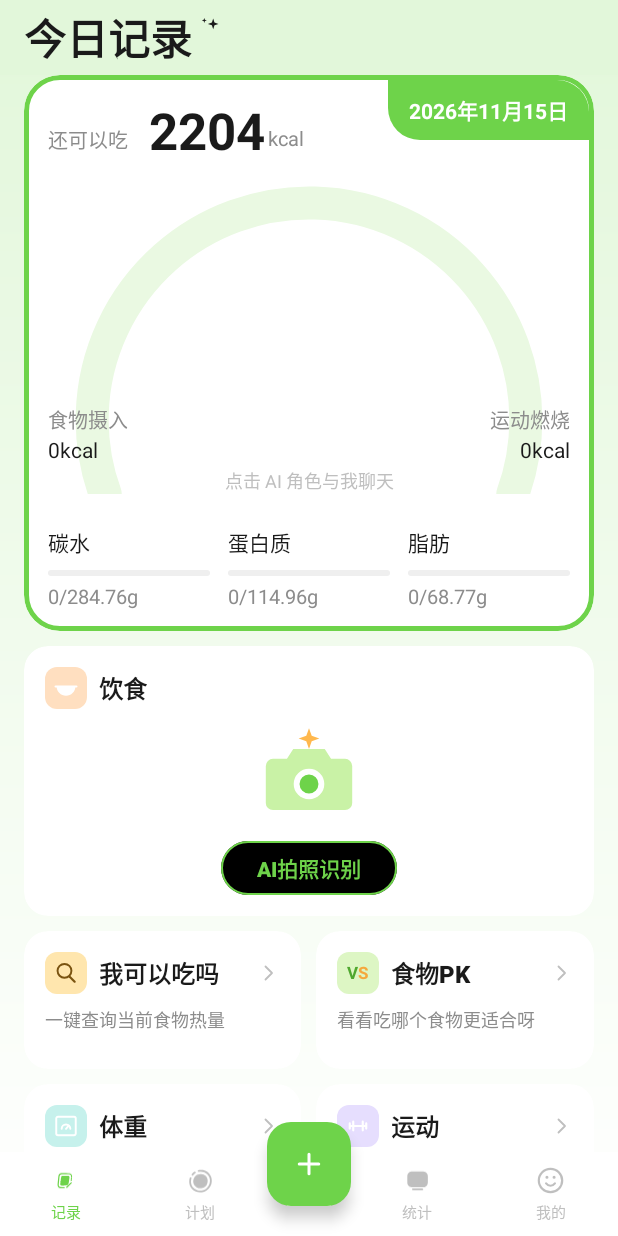
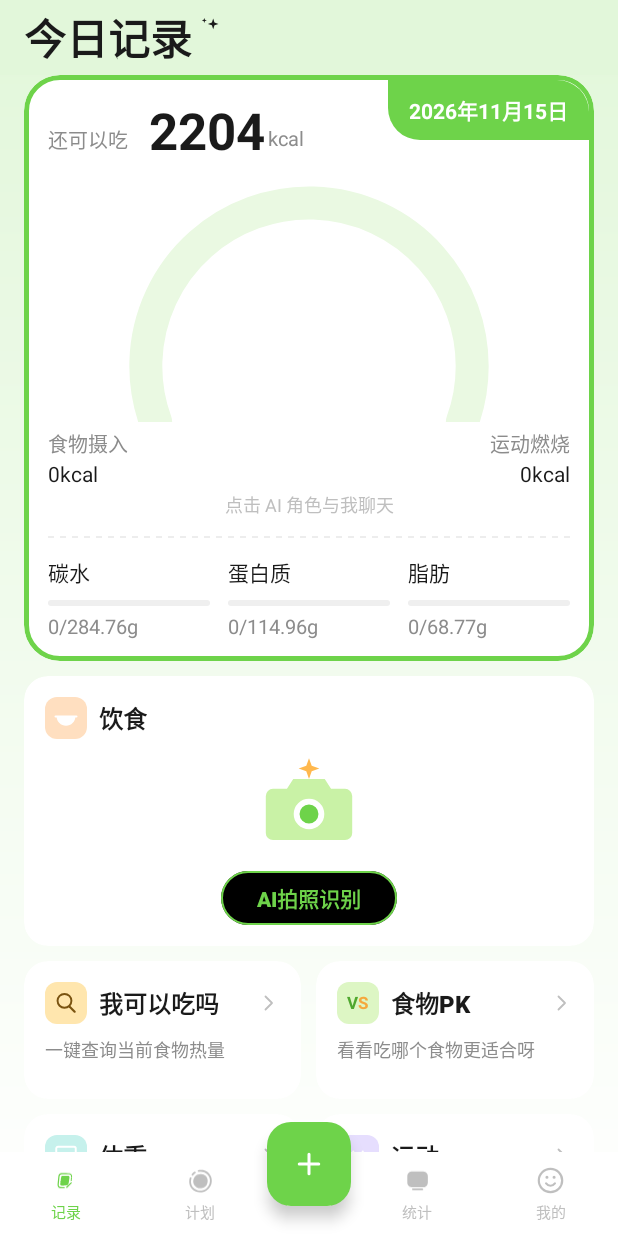
Before and after one commit to MengFuFu/CalorieApp, an Android app: the screen it shows after launch (MainActivity), on a phone screen of 412 x 824 dp. Run offline under Robolectric (Android 15) with nearby library versions, the phone set to English and light mode, and no system bars; our stand-ins replace Dagger/Hilt's generated code.

Commit message:
separate arc gauge from labels, replace dashed divider with custom view

```diff
--- /dev/null
+++ b/app/src/main/java/com/mh/calorie/ui/widget/DashedDividerView.kt
@@ -0,0 +1,50 @@
+package com.mh.calorie.ui.widget
+
+import android.content.Context
+import android.graphics.Canvas
+import android.graphics.Paint
+import android.util.AttributeSet
+import android.view.View
+import androidx.core.content.ContextCompat
+import com.mh.calorie.R
+
+/**
+ * 虚线分隔线。
+ *
+ * 为什么不用 <shape android:shape="line">：
+ *   1. line 形状沿 drawable 边界中线绘制，layout_height=1dp 时只剩半个像素，极易看不见；
+ *   2. dashWidth/dashGap 依赖 DashPathEffect，在某些硬件加速路径下会被忽略，画出实线或干脆不画。
+ * 这里直接按 dash/gap 循环画小矩形，不依赖 PathEffect，也不需要 layerType="software"。
+ *
+ * 线粗 = 控件高度（布局里给 1dp，那就是 1dp 的细线）。
+ */
+class DashedDividerView @JvmOverloads constructor(
+    context: Context,
+    attrs: AttributeSet? = null,
+    defStyleAttr: Int = 0
+) : View(context, attrs, defStyleAttr) {
+
+    private val density = resources.displayMetrics.density
+
+    private val paint = Paint(Paint.ANTI_ALIAS_FLAG).apply {
+        color = ContextCompat.getColor(context, R.color.divider)
+    }
+
+    private val dashWidth = 4f * density
+    private val dashGap = 4f * density
+
+    override fun onDraw(canvas: Canvas) {
+        super.onDraw(canvas)
+
+        // 线粗跟随控件高度，太高太矮都自动适配
+        val halfHeight = height / 2f
+        val centerY = height / 2f
+
+        var x = 0f
+        while (x < width) {
+            val end = (x + dashWidth).coerceAtMost(width.toFloat())
+            canvas.drawRect(x, centerY - halfHeight, end, centerY + halfHeight, paint)
+            x += dashWidth + dashGap
+        }
+    }
+}
--- a/app/src/main/res/drawable/divider_dashed.xml
+++ /dev/null
@@ -1,13 +0,0 @@
-<?xml version="1.0" encoding="utf-8"?>
-<!--
-  虚线分隔。注意：shape=line + dashWidth 在硬件加速下经常画不出来，
-  使用处必须加 android:layerType="software"（下面 fragment_home.xml 里已经加了）。
--->
-<shape xmlns:android="http://schemas.android.com/apk/res/android"
-    android:shape="line">
-    <stroke
-        android:width="1dp"
-        android:color="@color/divider"
-        android:dashGap="4dp"
-        android:dashWidth="4dp" />
-</shape>
--- a/app/src/main/res/layout/fragment_home.xml
+++ b/app/src/main/res/layout/fragment_home.xml
@@ -92,7 +92,8 @@
                                 android:textColor="@color/text_secondary" />
                         </LinearLayout>
 
-                        <!--  弧形仪表 + 两侧消耗 + 聊天提示 -->
+                        <!--  弧形仪表 - -->
+                        <!-- 只放弧和吉祥物占位；文字拆到下面单独一行，弧的两端就悬在文字上方 -->
                         <FrameLayout
                             android:layout_width="match_parent"
                             android:layout_height="@dimen/home_gauge_height"
@@ -103,23 +104,20 @@
                                 android:layout_width="match_parent"
                                 android:layout_height="match_parent" />
 
-                            <!-- 吉祥物占位：暂不做角色，先把这个位置留出来 -->
+                            <!-- 吉祥物占位：暂不做角色，位置先留着 -->
                             <View
                                 android:id="@+id/mascotPlaceholder"
                                 android:layout_width="@dimen/home_mascot_size"
                                 android:layout_height="@dimen/home_mascot_size"
                                 android:layout_gravity="center_horizontal|top"
-                                android:layout_marginTop="44dp" />
+                                android:layout_marginTop="@dimen/space_8" />
+                        </FrameLayout>
 
+                        <!--  食物摄入 / 运动燃烧  -->
                         <LinearLayout
                             android:layout_width="match_parent"
                             android:layout_height="wrap_content"
-                                android:layout_gravity="bottom"
-                                android:orientation="vertical">
-
-                                <LinearLayout
-                                    android:layout_width="match_parent"
-                                    android:layout_height="wrap_content"
+                            android:layout_marginTop="@dimen/space_4"
                             android:baselineAligned="false"
                             android:orientation="horizontal">
 
@@ -169,6 +167,7 @@
                             </LinearLayout>
                         </LinearLayout>
 
+                        <!-- 点击 AI 角色与我聊天  -->
                         <TextView
                             android:id="@+id/tvAiChatHint"
                             android:layout_width="match_parent"
@@ -178,16 +177,13 @@
                             android:text="@string/home_ai_chat_hint"
                             android:textAppearance="@style/TextAppearance.Momo.Caption"
                             android:textColor="@color/text_tertiary" />
-                            </LinearLayout>
-                        </FrameLayout>
 
                         <!--  虚线  -->
-                        <View
+                        <com.mh.calorie.ui.widget.DashedDividerView
+                            android:id="@+id/dividerMacro"
                             android:layout_width="match_parent"
                             android:layout_height="1dp"
-                            android:layout_marginTop="@dimen/space_8"
-                            android:background="@drawable/divider_dashed"
-                            android:layerType="software" />
+                            android:layout_marginTop="@dimen/space_12" />
 
                         <!--- 宏量三列  -->
                         <LinearLayout
--- a/app/src/main/res/values/dimens.xml
+++ b/app/src/main/res/values/dimens.xml
@@ -50,7 +50,7 @@
     <!-- 固定标题区高度：内容滚动时从这里下面穿过并被它挡住 -->
     <dimen name="home_header_height">50dp</dimen>
     <!-- 弧形仪表的绘制区，含左右两侧的「食物摄入 / 运动燃烧」 -->
-    <dimen name="home_gauge_height">216dp</dimen>
+    <dimen name="home_gauge_height">168dp</dimen>
     <!-- 吉祥物占位（暂不做角色，先留出位置，之后换图片直接填进来） -->
     <dimen name="home_mascot_size">150dp</dimen>
     <!-- 三行功能卡的行高，实测反推：92 / 128 / 128 -->
```
Lines whose indentation alone changed are shown as unchanged.
